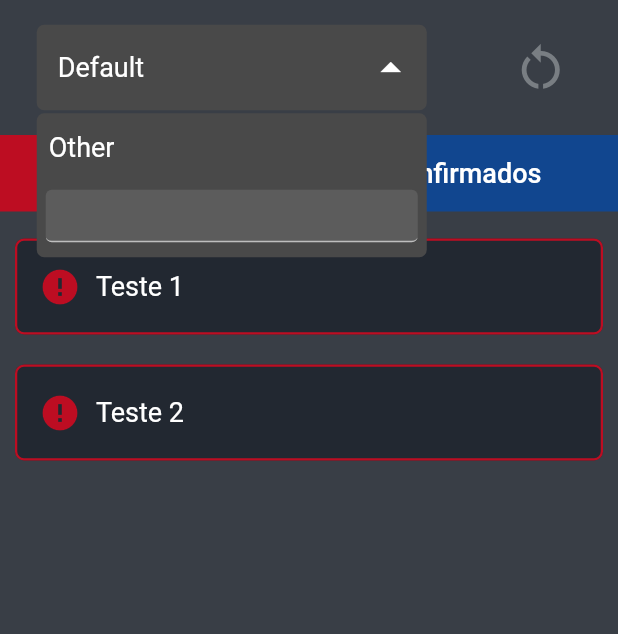
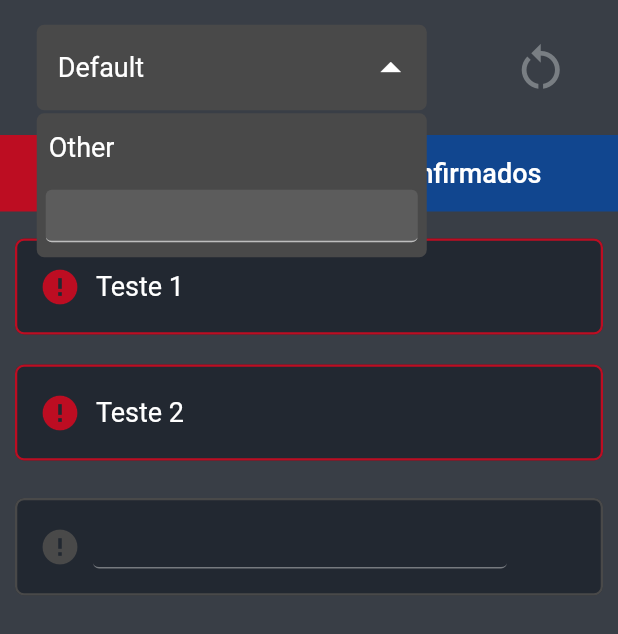
Before and after one commit to uchoamp/slidelist-app, a Flutter app: the screen it shows after launch, after a tap on the "arrow drop down" icon, on a phone screen of 412 x 824 dp. Shown: the top 634 px of the screen. Run offline on Flutter 3.47's test engine with Material 2 defaults, Android fonts, the light colour scheme and no system bars.

Commit message:
implements widget to add item

```diff
--- a/lib/common/colors.dart
+++ b/lib/common/colors.dart
@@ -10,4 +10,5 @@ class SlideListColors {
   static Color okList = const Color(0xFF11468F);
   static Color shadow = const Color(0x45000000);
   static Color itemBackground = const Color(0xFF222831);
+  static Color newItem = const Color(0xFF494949);
 }
--- a/lib/models/slidelist.dart
+++ b/lib/models/slidelist.dart
@@ -126,8 +126,14 @@ class SlideListModel extends ChangeNotifier {
   }
 
   void addItem(String value) {
-    if (activeCard.items.any((i) => i.value == value)) return;
+    var item = activeCard.items.firstWhereOrNull((i) => i.value == value);
+    if (item != null) {
+      item.confirmed = false;
+      notifyListeners();
+      return;
+    }
     activeCard.items.add(ItemModel(value, false));
+    notifyListeners();
   }
 
   void notifyOnDimissed() {
--- a/lib/widgets/card.dart
+++ b/lib/widgets/card.dart
@@ -69,6 +69,7 @@ class _CardWidget extends State<CardWidget> {
         margin: const EdgeInsets.symmetric(vertical: 4, horizontal: 4),
         width: double.infinity,
         child: InkWell(
+          focusColor: Colors.transparent,
           highlightColor: Colors.transparent,
           onTap: _focusNode.hasFocus ? null : setCardActive,
           onLongPress: setFocusEdit,
@@ -93,14 +94,14 @@ class _CardWidget extends State<CardWidget> {
   }
 }
 
-class NewCard extends StatefulWidget {
-  const NewCard({Key? key}) : super(key: key);
+class NewCardWidget extends StatefulWidget {
+  const NewCardWidget({Key? key}) : super(key: key);
 
   @override
-  State<StatefulWidget> createState() => _NewCard();
+  State<StatefulWidget> createState() => _NewCardWidget();
 }
 
-class _NewCard extends State<NewCard> {
+class _NewCardWidget extends State<NewCardWidget> {
   final TextEditingController _controller = TextEditingController();
   final FocusNode focusNode = FocusNode();
 
--- a/lib/widgets/item.dart
+++ b/lib/widgets/item.dart
@@ -71,6 +71,7 @@ class _ItemWidget extends State<ItemWidget> {
                     width: 1.5),
                 borderRadius: BorderRadius.circular(6)),
             child: InkWell(
+              focusColor: Colors.transparent,
               onTap: FocusScope.of(context).unfocus,
               customBorder: RoundedRectangleBorder(
                   borderRadius: BorderRadius.circular(6)),
@@ -116,3 +117,89 @@ class _ItemWidget extends State<ItemWidget> {
         ));
   }
 }
+
+class NewItemWidget extends StatefulWidget {
+  const NewItemWidget({Key? key}) : super(key: key);
+
+  @override
+  State<StatefulWidget> createState() => _NewItemWidget();
+}
+
+class _NewItemWidget extends State<NewItemWidget> {
+  final TextEditingController _controller = TextEditingController();
+  final FocusNode _focusNode = FocusNode();
+
+  @override
+  void initState() {
+    super.initState();
+    _focusNode.addListener(() {
+      var slidelist = context.read<SlideListModel>();
+      var value = _controller.text;
+      if (!_focusNode.hasFocus) {
+        if (value.replaceAll(RegExp(r'\s'), "").isNotEmpty) {
+          slidelist.addItem(value);
+        }
+      }
+    });
+  }
+
+  @override
+  void dispose() {
+    super.dispose();
+    _controller.dispose();
+  }
+
+  @override
+  Widget build(BuildContext context) {
+    return Container(
+      margin: const EdgeInsets.symmetric(horizontal: 10, vertical: 15),
+      decoration: const BoxDecoration(
+        borderRadius: BorderRadius.all(Radius.circular(6)),
+      ),
+      child: Material(
+        color: SlideListColors.itemBackground,
+        shape: RoundedRectangleBorder(
+            side: BorderSide(color: SlideListColors.newItem, width: 1.5),
+            borderRadius: BorderRadius.circular(6)),
+        child: InkWell(
+          customBorder:
+              RoundedRectangleBorder(borderRadius: BorderRadius.circular(6)),
+          onTap: _focusNode.requestFocus,
+          focusColor: Colors.transparent,
+          child: Padding(
+            padding: const EdgeInsets.only(
+                bottom: 18.0, top: 18.0, right: 64, left: 16),
+            child: Row(children: [
+              Padding(
+                padding: const EdgeInsets.only(right: 8.0),
+                child:
+                    Icon(Icons.error, size: 28, color: SlideListColors.newItem),
+              ),
+              Expanded(
+                child: AbsorbPointer(
+                  absorbing: !_focusNode.hasFocus,
+                  child: TextField(
+                      scrollPadding: const EdgeInsets.symmetric(vertical: 36),
+                      cursorColor: Colors.white10,
+                      focusNode: _focusNode,
+                      controller: _controller,
+                      style: const TextStyle(
+                          fontSize: 18, decoration: TextDecoration.none),
+                      decoration: InputDecoration(
+                          border: UnderlineInputBorder(
+                              borderRadius:
+                                  const BorderRadius.all(Radius.circular(4)),
+                              borderSide: BorderSide(
+                                  color: SlideListColors.newItem, width: 2)),
+                          isDense: true,
+                          contentPadding: const EdgeInsets.only(
+                              top: 4, bottom: 4, left: 2))),
+                ),
+              )
+            ]),
+          ),
+        ),
+      ),
+    );
+  }
+}
--- a/lib/widgets/itemlist.dart
+++ b/lib/widgets/itemlist.dart
@@ -1,6 +1,7 @@
 import 'package:flutter/material.dart';
 import 'package:provider/provider.dart';
 import 'package:slidelist_app/models/slidelist.dart';
+import 'package:slidelist_app/widgets/item.dart';
 
 class ItemList extends StatefulWidget {
   const ItemList({Key? key}) : super(key: key);
@@ -21,7 +22,9 @@ class _ItemList extends State<ItemList> {
         return ListView(
           key: UniqueKey(), // Dimissible not works correctly without this
           padding: const EdgeInsets.only(top: 8, bottom: 8),
-          children: slidelist.currentItems,
+          children: slidelist.activeCard.confirmed
+              ? slidelist.currentItems
+              : [...slidelist.currentItems, const NewItemWidget()],
         );
       },
     );
--- a/lib/widgets/select.dart
+++ b/lib/widgets/select.dart
@@ -94,7 +94,7 @@ class _Select extends State<Select> {
                           vertical: 2, horizontal: 2),
                       scrollDirection: Axis.vertical,
                       shrinkWrap: true,
-                      children: [...cards, const NewCard()]);
+                      children: [...cards, const NewCardWidget()]);
                 })),
           ));
     });
```
